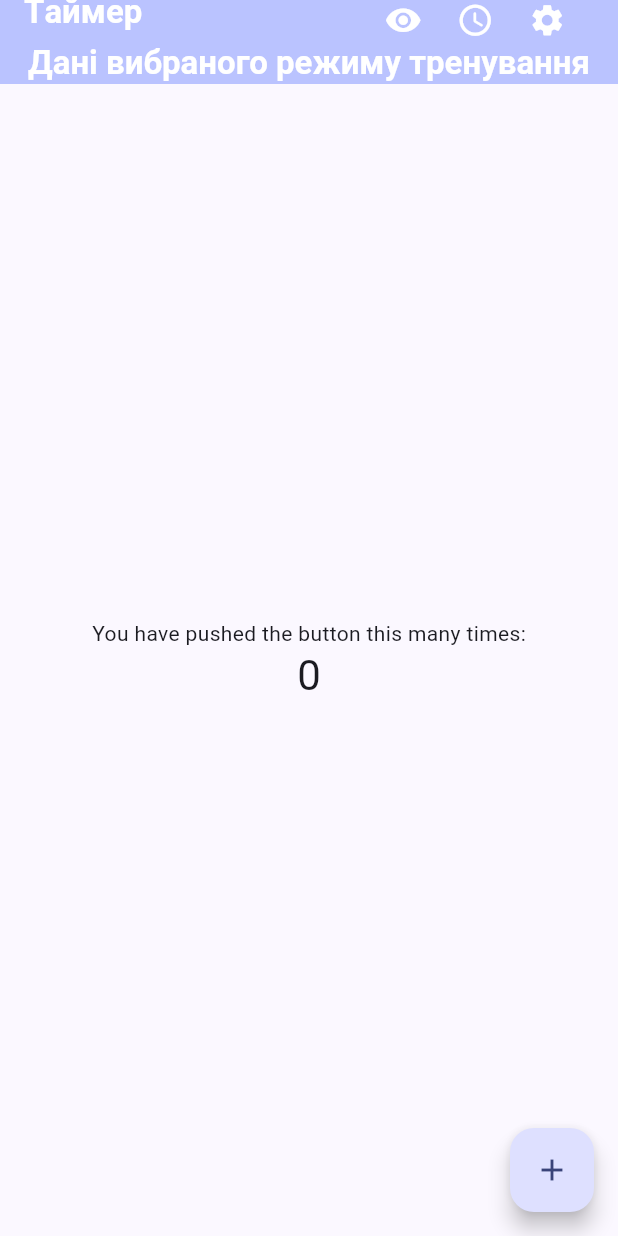
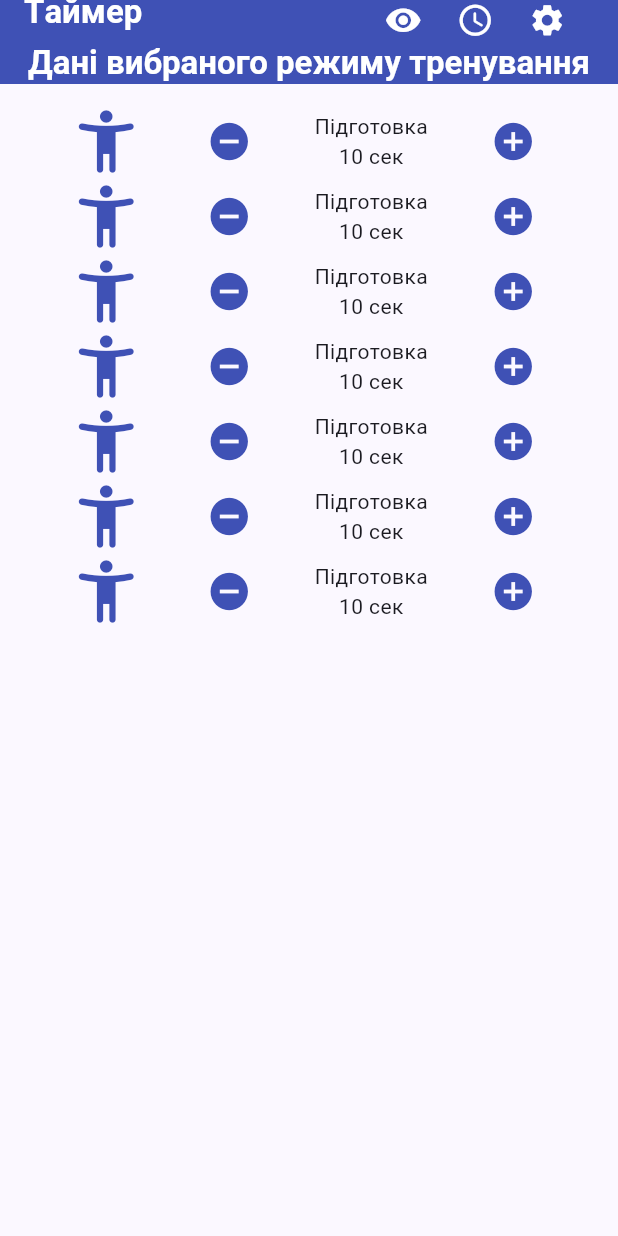
Before and after one commit to damorest/timer, a Flutter app: the screen it shows after launch, on a phone screen of 412 x 824 dp. Run offline on Flutter 3.47's test engine with Material 2 defaults, Android fonts, the phone set to English and light mode, and no system bars.

Commit message:
main container with mode

```diff
--- /dev/null
+++ b/lib/AboutPage.dart
@@ -0,0 +1,242 @@
+import 'package:flutter/cupertino.dart';
+import 'package:flutter/material.dart';
+
+class TrainingCycle extends StatelessWidget {
+  //final String cardInfo;
+  //final String count;
+
+  //final VoidCallback onTap;
+
+  const TrainingCycle({
+    Key? key,
+   // required this.cardInfo,
+    //required this.count,
+    // required this.onTap
+  }) : super(key: key);
+
+  @override
+  Widget build(BuildContext context) {
+      return Expanded(
+        child: Container(
+          margin: const EdgeInsets.all(10.0),
+          padding: const EdgeInsets.all(3.0),
+          //decoration: BoxDecoration(border: Border.all(color: Colors.blueAccent)),
+              child: ListView(
+                children: [
+                       Row(
+                        mainAxisAlignment: MainAxisAlignment.spaceEvenly,
+                  children: [
+
+                      const Icon(Icons.accessibility_new_rounded,
+                      size: 50,
+                        color: Colors.indigo,
+                      ),
+                      IconButton(
+                    onPressed: () {},
+                       icon: const Icon(Icons.remove_circle_sharp,
+                         size: 30,
+                         color: Colors.indigo,),
+                ),
+
+                  const Center(
+                    child: Column(
+                      children: [
+                        Text('Підготовка'),
+                        Text('10 сек'),
+                    ],
+                    ),
+                  ),
+                    IconButton(
+              onPressed: () {},
+                 icon: const Icon(Icons.add_circle_sharp,
+                   size: 30,
+                   color: Colors.indigo,),
+        ),
+                  ],
+        ),
+                      Row(
+                        mainAxisAlignment: MainAxisAlignment.spaceEvenly,
+                        children: [
+                          const Icon(Icons.accessibility_new_rounded,
+                            size: 50,
+                            color: Colors.indigo,
+                          ),
+                          IconButton(
+                            onPressed: () {},
+                            icon: const Icon(Icons.remove_circle_sharp,
+                              size: 30,
+                              color: Colors.indigo,),
+                          ),
+
+                          const Center(
+                            child: Column(
+                              children: [
+                                Text('Підготовка'),
+                                Text('10 сек'),
+                              ],
+                            ),
+                          ),
+                          IconButton(
+                            onPressed: () {},
+                            icon: const Icon(Icons.add_circle_sharp,
+                              size: 30,
+                              color: Colors.indigo,),
+                          ),
+                        ],
+                      ),
+                      Row(
+                        mainAxisAlignment: MainAxisAlignment.spaceEvenly,
+                        children: [
+                          const Icon(Icons.accessibility_new_rounded,
+                            size: 50,
+                            color: Colors.indigo,
+                          ),
+                          IconButton(
+                            onPressed: () {},
+                            icon: const Icon(Icons.remove_circle_sharp,
+                              size: 30,
+                              color: Colors.indigo,),
+                          ),
+
+                          const Center(
+                            child: Column(
+                              children: [
+                                Text('Підготовка'),
+                                Text('10 сек'),
+                              ],
+                            ),
+                          ),
+                          IconButton(
+                            onPressed: () {},
+                            icon: const Icon(Icons.add_circle_sharp,
+                              size: 30,
+                              color: Colors.indigo,),
+                          ),
+                        ],
+                      ),
+                      Row(
+                        mainAxisAlignment: MainAxisAlignment.spaceEvenly,
+                        children: [
+                          const Icon(Icons.accessibility_new_rounded,
+                            size: 50,
+                            color: Colors.indigo,
+                          ),
+                          IconButton(
+                            onPressed: () {},
+                            icon: const Icon(Icons.remove_circle_sharp,
+                              size: 30,
+                              color: Colors.indigo,),
+                          ),
+
+                          const Center(
+                            child: Column(
+                              children: [
+                                Text('Підготовка'),
+                                Text('10 сек'),
+                              ],
+                            ),
+                          ),
+                          IconButton(
+                            onPressed: () {},
+                            icon: const Icon(Icons.add_circle_sharp,
+                              size: 30,
+                              color: Colors.indigo,),
+                          ),
+                        ],
+                      ),
+                      Row(
+                        mainAxisAlignment: MainAxisAlignment.spaceEvenly,
+                        children: [
+                          const Icon(Icons.accessibility_new_rounded,
+                            size: 50,
+                            color: Colors.indigo,
+                          ),
+                          IconButton(
+                            onPressed: () {},
+                            icon: const Icon(Icons.remove_circle_sharp,
+                              size: 30,
+                              color: Colors.indigo,),
+                          ),
+
+                          const Center(
+                            child: Column(
+                              children: [
+                                Text('Підготовка'),
+                                Text('10 сек'),
+                              ],
+                            ),
+                          ),
+                          IconButton(
+                            onPressed: () {},
+                            icon: const Icon(Icons.add_circle_sharp,
+                              size: 30,
+                              color: Colors.indigo,),
+                          ),
+                        ],
+                      ),
+                      Row(
+                        mainAxisAlignment: MainAxisAlignment.spaceEvenly,
+                        children: [
+                          const Icon(Icons.accessibility_new_rounded,
+                            size: 50,
+                            color: Colors.indigo,
+                          ),
+                          IconButton(
+                            onPressed: () {},
+                            icon: const Icon(Icons.remove_circle_sharp,
+                              size: 30,
+                              color: Colors.indigo,),
+                          ),
+
+                          const Center(
+                            child: Column(
+                              children: [
+                                Text('Підготовка'),
+                                Text('10 сек'),
+                              ],
+                            ),
+                          ),
+                          IconButton(
+                            onPressed: () {},
+                            icon: const Icon(Icons.add_circle_sharp,
+                              size: 30,
+                              color: Colors.indigo,),
+                          ),
+                        ],
+                      ),
+                      Row(
+                        mainAxisAlignment: MainAxisAlignment.spaceEvenly,
+                        children: [
+                          const Icon(Icons.accessibility_new_rounded,
+                            size: 50,
+                            color: Colors.indigo,
+                          ),
+                          IconButton(
+                            onPressed: () {},
+                            icon: const Icon(Icons.remove_circle_sharp,
+                              size: 30,
+                              color: Colors.indigo,),
+                          ),
+
+                          const Center(
+                            child: Column(
+                              children: [
+                                Text('Підготовка'),
+                                Text('10 сек'),
+                              ],
+                            ),
+                          ),
+                          IconButton(
+                            onPressed: () {},
+                            icon: const Icon(Icons.add_circle_sharp,
+                              size: 30,
+                              color: Colors.indigo,),
+                          ),
+                        ],
+                      ),
+    ],
+              ),
+            ),
+      );
+     }
+}
--- a/lib/main.dart
+++ b/lib/main.dart
@@ -1,4 +1,6 @@
 import 'package:flutter/material.dart';
+
+import 'AboutPage.dart';
 
 void main() {
   runApp(const MyApp());
@@ -49,7 +51,8 @@ class _MyHomePageState extends State<MyHomePage> {
 
     return Scaffold(
       appBar: AppBar(
-        backgroundColor: Theme.of(context).colorScheme.inversePrimary,
+        //backgroundColor: Theme.of(context).colorScheme.inversePrimary,
+        backgroundColor:Colors.indigo,
         title: Column(
           children: [
             Row(
@@ -108,25 +111,11 @@ class _MyHomePageState extends State<MyHomePage> {
           ],
         ),
       ),
-      body: Center(
-        child: Column(
-          mainAxisAlignment: MainAxisAlignment.center,
-          children: <Widget>[
-            const Text(
-              'You have pushed the button this many times:',
-            ),
-            Text(
-              '$_counter',
-              style: Theme.of(context).textTheme.headlineMedium,
-            ),
+      body: const Column(
+          children: [
+            TrainingCycle(),
           ],
         ),
-      ),
-      floatingActionButton: FloatingActionButton(
-        onPressed: _incrementCounter,
-        tooltip: 'Increment',
-        child: const Icon(Icons.add),
-      ), // This trailing comma makes auto-formatting nicer for build methods.
     );
   }
 }
```
